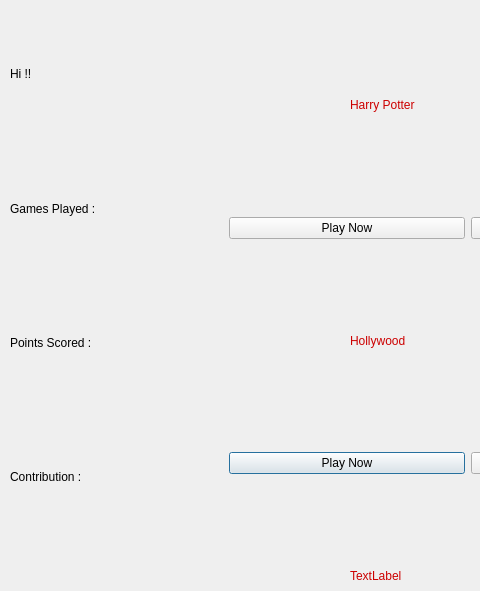
The window that APVQuiz/mainwindow.ui (prateekkumarweb/apvquiz-client) describes before a commit, drawn with Qt 5; both pictures show x 0 to 480 and y 0 to 591 of the 954 by 716 pixel window.
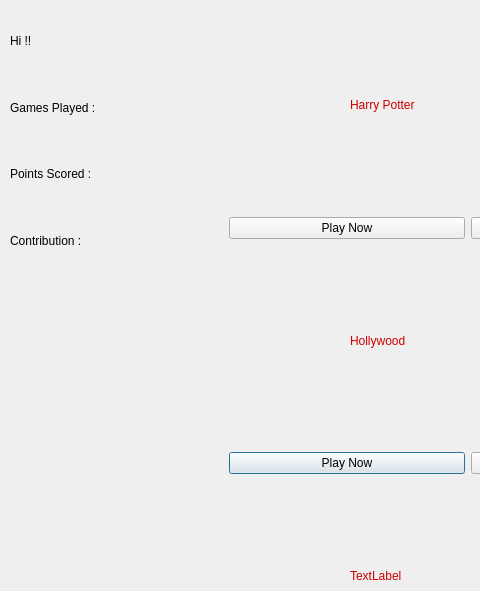
The same window after the commit.

The edit to the form file:
```diff
--- a/APVQuiz/mainwindow.ui
+++ b/APVQuiz/mainwindow.ui
@@ -19,7 +19,7 @@
      <x>10</x>
      <y>10</y>
      <width>211</width>
-     <height>531</height>
+     <height>261</height>
     </rect>
    </property>
    <layout class="QVBoxLayout" name="verticalLayout">
```
Left out of the diff: 4 changed lines with no effect on the pictures.
